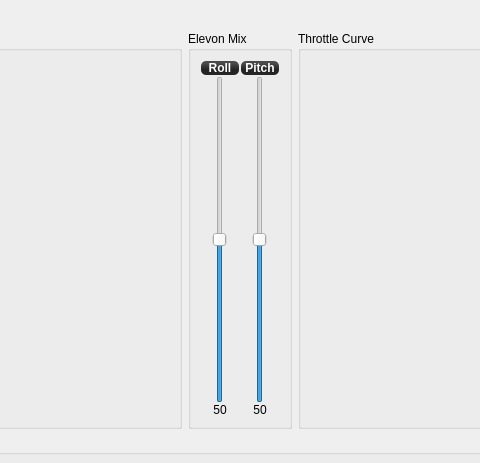
This is ground/openpilotgcs/src/plugins/config/airframe_fixedwing.ui in openpilot/OpenPilot as Qt 5 draws it before an edit; both pictures show x 200 to 680 and y 0 to 463 of the 880 by 608 pixel window. The edited form follows.
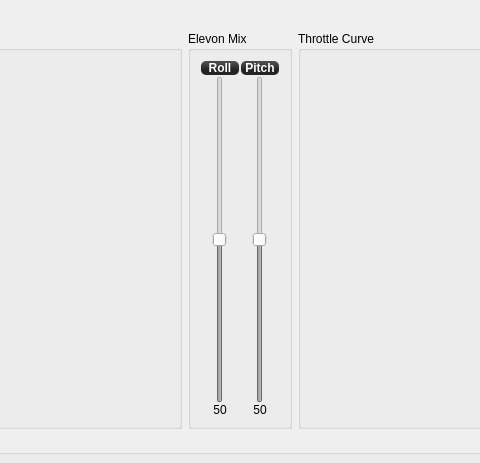
This is the edited form. Custom widgets are drawn as their Qt base class.

Commit message: disable Mixer by default

Diff of the .ui file:
```diff
--- a/ground/openpilotgcs/src/plugins/config/airframe_fixedwing.ui
+++ b/ground/openpilotgcs/src/plugins/config/airframe_fixedwing.ui
@@ -217,6 +217,9 @@
         </item>
         <item>
          <widget class="QSlider" name="elevonSlider1">
+          <property name="enabled">
+           <bool>false</bool>
+          </property>
           <property name="minimumSize">
            <size>
             <width>40</width>
@@ -282,6 +285,9 @@
         </item>
         <item>
          <widget class="QSlider" name="elevonSlider2">
+          <property name="enabled">
+           <bool>false</bool>
+          </property>
           <property name="minimumSize">
            <size>
             <width>40</width>
```
Left out of the diff: 35 changed lines with no effect on the pictures. The commit also changes 1 other file.
